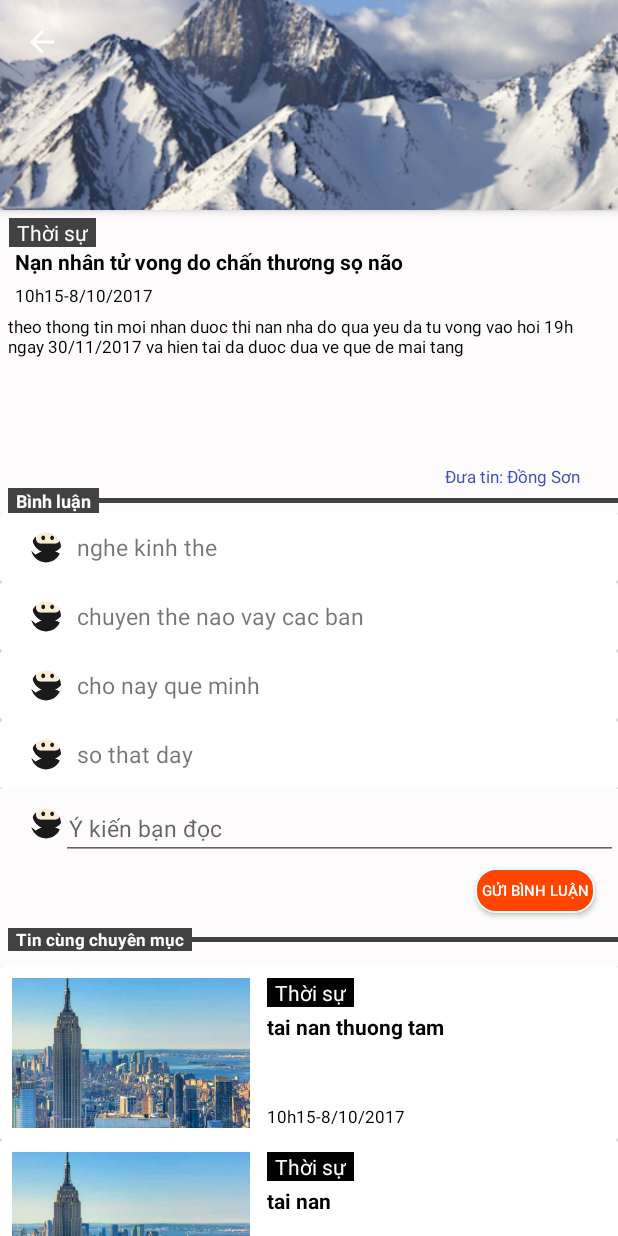
After one commit to hienhopham/Onews-NMCNPM, an Android app: the ArticleContentActivity screen opened directly, with no data from a screen before it, on a phone screen of 412 x 824 dp. The commit adds this screen. Run offline under Robolectric (Android 15) with nearby library versions, the phone set to English and light mode, and no system bars; our stand-ins replace CircleImageView.

Commit message:
add article content activity, comment adapter, articel apdapter and item layout comment

```diff
--- a/Onews-mobile-android/Onews/app/src/main/AndroidManifest.xml
+++ b/Onews-mobile-android/Onews/app/src/main/AndroidManifest.xml
@@ -24,6 +24,8 @@
         <activity android:name=".view.RegisterActivity" />
         <activity android:name=".view.EditPasswordActivity" />
         <activity android:name=".view.InfoUserActivity" />
+        <activity android:name=".view.ArticleContentActivity" />
+
     </application>
 
 </manifest>
--- /dev/null
+++ b/Onews-mobile-android/Onews/app/src/main/java/com/example/dongson/onews/Adapters/ArticleCommentAdapter.java
@@ -0,0 +1,70 @@
+package com.example.dongson.onews.Adapters;
+
+
+import android.support.v7.widget.RecyclerView;
+import android.view.LayoutInflater;
+import android.view.View;
+import android.view.ViewGroup;
+import android.widget.ImageView;
+import android.widget.TextView;
+
+import com.example.dongson.onews.Models.Comments;
+import com.example.dongson.onews.Models.OnItemClickListener;
+import com.example.dongson.onews.R;
+
+import java.util.List;
+
+public class ArticleCommentAdapter extends RecyclerView.Adapter<ArticleCommentAdapter.CommentViewHolder> {
+    private List<Comments> commentList;
+    private OnItemClickListener listener;
+
+    public ArticleCommentAdapter(List<Comments> commentList, OnItemClickListener listener) {
+        this.commentList = commentList;
+        this.listener = listener;
+
+    }
+
+    @Override
+    public CommentViewHolder onCreateViewHolder(ViewGroup parent, int viewType) {
+        View itemView = LayoutInflater.from(parent.getContext())
+                .inflate(R.layout.article_comment, parent, false);
+
+        return new CommentViewHolder(itemView);
+    }
+
+    @Override
+    public void onBindViewHolder(CommentViewHolder holder, int position) {
+        Comments object = commentList.get(position);
+        if (object != null) {
+            holder.bind(object, listener);
+        }
+
+
+    }
+
+    @Override
+    public int getItemCount() {
+        return 4;
+    }
+
+    public static class CommentViewHolder extends RecyclerView.ViewHolder {
+        private TextView content_comment;
+        private ImageView img_profile_comment;
+
+        public CommentViewHolder(View itemView) {
+            super(itemView);
+            content_comment = (TextView) itemView.findViewById(R.id.tv_content_comment);
+            img_profile_comment = (ImageView) itemView.findViewById(R.id.img_profile_comment);
+        }
+
+        public void bind(final Comments item, final OnItemClickListener listener) {
+            content_comment.setText(item.getContent());
+            itemView.setOnClickListener(new View.OnClickListener() {
+                @Override
+                public void onClick(View v) {
+                }
+            });
+        }
+
+    }
+}
--- /dev/null
+++ b/Onews-mobile-android/Onews/app/src/main/java/com/example/dongson/onews/Adapters/ArticleTwoAdapter.java
@@ -0,0 +1,75 @@
+package com.example.dongson.onews.Adapters;
+
+import android.support.v7.widget.RecyclerView;
+import android.view.LayoutInflater;
+import android.view.View;
+import android.view.ViewGroup;
+import android.widget.ImageView;
+import android.widget.TextView;
+
+import com.example.dongson.onews.Models.Articles;
+import com.example.dongson.onews.Models.OnItemClickListener;
+import com.example.dongson.onews.R;
+
+import java.util.List;
+
+/**
+ * Created by Trang Rua on 20-Nov-17.
+ */
+
+public class ArticleTwoAdapter extends RecyclerView.Adapter<ArticleTwoAdapter.ArticleTypeTwoViewHolder> {
+    private List<Articles> articleList;
+    private OnItemClickListener listener;
+
+    public ArticleTwoAdapter(List<Articles> articleList, OnItemClickListener listener) {
+        this.articleList = articleList;
+        this.listener = listener;
+
+    }
+
+    @Override
+    public ArticleTypeTwoViewHolder onCreateViewHolder(ViewGroup parent, int viewType) {
+        View itemView = LayoutInflater.from(parent.getContext())
+                .inflate(R.layout.article_type_two, parent, false);
+
+        return new ArticleTypeTwoViewHolder(itemView);
+    }
+
+    @Override
+    public void onBindViewHolder(ArticleTypeTwoViewHolder holder, int position) {
+        Articles object = articleList.get(position);
+        if (object != null) {
+            holder.bind(object, listener);
+        }
+
+
+    }
+
+    @Override
+    public int getItemCount() {
+        return 4;
+    }
+
+    public static class ArticleTypeTwoViewHolder extends RecyclerView.ViewHolder {
+        private TextView title;
+        private TextView created_time;
+        private ImageView img_article;
+
+        public ArticleTypeTwoViewHolder(View itemView) {
+            super(itemView);
+            title = (TextView) itemView.findViewById(R.id.tv_title_type_two);
+            created_time = (TextView) itemView.findViewById(R.id.tv_created_time_type_two);
+            img_article = (ImageView) itemView.findViewById(R.id.img_article_type_two);
+        }
+
+        public void bind(final Articles item, final OnItemClickListener listener) {
+            title.setText(item.getTitle());
+            itemView.setOnClickListener(new View.OnClickListener() {
+                @Override
+                public void onClick(View v) {listener.onItemClick(item);}
+
+            });
+        }
+
+    }
+}
--- a/Onews-mobile-android/Onews/app/src/main/java/com/example/dongson/onews/Models/CreateData.java
+++ b/Onews-mobile-android/Onews/app/src/main/java/com/example/dongson/onews/Models/CreateData.java
@@ -24,4 +24,18 @@ public final class CreateData {
         return list;
     }
 
+    public static List<Comments> getCommentData() {
+        List<Comments> list = new ArrayList<>();
+
+        list.add(new Comments("1", "1", "nghe kinh the", "20/11/2017", "no"));
+        list.add(new Comments("1", "1", "chuyen the nao vay cac ban", "20/11/2017", "no"));
+        list.add(new Comments("1", "1", "cho nay que minh", "20/11/2017", "no"));
+        list.add(new Comments("1", "1", "so that day", "20/11/2017", "no"));
+        list.add(new Comments("1", "1", "eo!!", "20/11/2017", "no"));
+        list.add(new Comments("1", "1", "nghe kinh the", "20/11/2017", "no"));
+
+        return list;
+
+
+    }
 }
--- /dev/null
+++ b/Onews-mobile-android/Onews/app/src/main/java/com/example/dongson/onews/view/ArticleContentActivity.java
@@ -0,0 +1,55 @@
+package com.example.dongson.onews.view;
+
+import android.os.Bundle;
+import android.support.v7.app.AppCompatActivity;
+import android.support.v7.widget.DefaultItemAnimator;
+import android.support.v7.widget.LinearLayoutManager;
+import android.support.v7.widget.RecyclerView;
+import android.support.v7.widget.Toolbar;
+import android.widget.Toast;
+
+import com.example.dongson.onews.Adapters.ArticleCommentAdapter;
+import com.example.dongson.onews.Adapters.ArticleTwoAdapter;
+import com.example.dongson.onews.Adapters.DifferentRowAdapter;
+import com.example.dongson.onews.Models.Articles;
+import com.example.dongson.onews.Models.CreateData;
+import com.example.dongson.onews.Models.OnItemClickListener;
+import com.example.dongson.onews.R;
+
+public class ArticleContentActivity extends AppCompatActivity {
+
+    @Override
+    protected void onCreate(Bundle savedInstanceState) {
+        super.onCreate(savedInstanceState);
+        setContentView(R.layout.activity_article_content);
+        Toolbar toolbar = (Toolbar) findViewById(R.id.toolbar);
+        setSupportActionBar(toolbar);
+        getSupportActionBar().setDisplayHomeAsUpEnabled(true);
+        getSupportActionBar().setDisplayShowTitleEnabled(false);
+
+        RecyclerView mRecyclerView = (RecyclerView)findViewById(R.id.recycler_View_article_content);
+        mRecyclerView.setLayoutManager(new LinearLayoutManager(ArticleContentActivity.this));
+        mRecyclerView.setItemAnimator(new DefaultItemAnimator());
+        mRecyclerView.setAdapter(new ArticleTwoAdapter(CreateData.getData(), new OnItemClickListener() {
+            @Override public void onItemClick(Articles item) {
+                Toast.makeText(ArticleContentActivity.this, "Item Clicked", Toast.LENGTH_LONG).show();
+            }
+        }));
+
+        RecyclerView CommentRecyclerView = (RecyclerView)findViewById(R.id.recycler_View_Comment_content);
+        CommentRecyclerView.setLayoutManager(new LinearLayoutManager(ArticleContentActivity.this));
+        CommentRecyclerView.setItemAnimator(new DefaultItemAnimator());
+        CommentRecyclerView.setAdapter(new ArticleCommentAdapter(CreateData.getCommentData(), new OnItemClickListener() {
+            @Override public void onItemClick(Articles item) {
+                Toast.makeText(ArticleContentActivity.this, "Item Clicked", Toast.LENGTH_LONG).show();
+            }
+        }));
+    }
+
+    @Override
+    public boolean onSupportNavigateUp() {
+        onBackPressed();
+        overridePendingTransition(0, 0);
+        return true;
+    }
+}
--- /dev/null
+++ b/Onews-mobile-android/Onews/app/src/main/res/layout/activity_article_content.xml
@@ -0,0 +1,247 @@
+<?xml version="1.0" encoding="utf-8"?>
+<android.support.design.widget.CoordinatorLayout xmlns:android="http://schemas.android.com/apk/res/android"
+    xmlns:app="http://schemas.android.com/apk/res-auto"
+    xmlns:tools="http://schemas.android.com/tools"
+    android:layout_width="match_parent"
+    android:layout_height="match_parent"
+    tools:context="com.example.dongson.onews.view.ArticleContentActivity">
+
+    <android.support.design.widget.AppBarLayout
+        android:id="@+id/app_bar"
+        android:layout_width="match_parent"
+        android:layout_height="wrap_content"
+        android:theme="@style/ThemeOverlay.AppCompat.Dark.ActionBar">
+
+
+        <android.support.design.widget.CollapsingToolbarLayout
+            android:id="@+id/collapsing_toolbar"
+            android:layout_width="match_parent"
+            android:layout_height="match_parent"
+            android:fitsSystemWindows="true"
+            app:contentScrim="?attr/colorPrimary"
+            app:expandedTitleMarginEnd="64dp"
+            app:expandedTitleMarginStart="48dp"
+            app:layout_scrollFlags="scroll|enterAlways">
+
+            <ImageView
+                android:id="@+id/img_toolbar"
+                android:layout_width="match_parent"
+                android:layout_height="140dp"
+                android:layout_gravity="center"
+                android:scaleType="centerCrop"
+                android:src="@drawable/snow"
+                app:layout_collapseMode="parallax" />
+
+            <android.support.v7.widget.Toolbar
+                android:id="@+id/toolbar"
+                android:layout_width="match_parent"
+                android:layout_height="?attr/actionBarSize"
+                android:background="@color/transparent"
+                app:popupTheme="@style/AppTheme.PopupOverlay">
+
+            </android.support.v7.widget.Toolbar>
+
+        </android.support.design.widget.CollapsingToolbarLayout>
+    </android.support.design.widget.AppBarLayout>
+
+    <android.support.v4.widget.NestedScrollView xmlns:android="http://schemas.android.com/apk/res/android"
+        android:layout_width="match_parent"
+        android:layout_height="wrap_content"
+        android:layout_below="@+id/app_bar"
+        app:layout_behavior="@string/appbar_scrolling_view_behavior">
+
+        <LinearLayout
+            android:id="@+id/content"
+            android:layout_width="match_parent"
+            android:layout_height="wrap_content"
+            android:layout_below="@+id/appbar"
+            android:orientation="vertical"
+            android:background="@color/white"
+            app:layout_behavior="@string/appbar_scrolling_view_behavior">
+
+            <TextView
+                android:id="@+id/tv_title_article"
+                android:layout_width="wrap_content"
+                android:layout_height="wrap_content"
+                android:layout_marginLeft="6dp"
+                android:layout_marginTop="5dp"
+                android:background="@color/cardview_dark_background"
+                android:paddingLeft="5dp"
+                android:paddingRight="5dp"
+                android:text="Thời sự"
+                android:textColor="@color/white" />
+
+            <TextView
+                android:id="@+id/tv_title_type_one"
+                android:layout_width="match_parent"
+                android:layout_height="wrap_content"
+                android:ellipsize="end"
+                android:maxLines="1"
+                android:paddingLeft="10dp"
+                android:text="Nạn nhân tử vong do chấn thương sọ não"
+                android:textColor="#030303"
+                android:textStyle="bold" />
+
+            <TextView
+                android:id="@+id/tv_created_time_type_one"
+                android:layout_width="match_parent"
+                android:layout_height="wrap_content"
+                android:layout_marginTop="5dp"
+                android:paddingLeft="10dp"
+                android:text="10h15-8/10/2017"
+                android:textColor="#030303"
+                android:textSize="11dp" />
+
+            <RelativeLayout
+                android:layout_width="match_parent"
+                android:layout_height="100dp"
+                android:paddingLeft="5dp">
+
+                <TextView
+                    android:id="@+id/tv_content"
+                    android:layout_width="match_parent"
+                    android:layout_height="wrap_content"
+                    android:layout_marginRight="10dp"
+                    android:layout_marginTop="5dp"
+                    android:gravity="left"
+                    android:paddingRight="10dp"
+                    android:text="theo thong tin moi nhan duoc thi nan nha do qua yeu da tu vong vao hoi 19h ngay 30/11/2017 va hien tai da duoc dua ve que de mai tang"
+                    android:textColor="#030303"
+                    android:textSize="11dp" />
+
+            </RelativeLayout>
+
+            <TextView
+                android:id="@+id/tv_author"
+                android:layout_width="match_parent"
+                android:layout_height="wrap_content"
+                android:layout_marginRight="10dp"
+                android:layout_marginTop="5dp"
+                android:gravity="right"
+                android:paddingRight="15dp"
+                android:text="Đưa tin: Đồng Sơn"
+                android:textColor="@color/colorPrimary"
+                android:textSize="11dp" />
+            <RelativeLayout
+                android:layout_width="match_parent"
+                android:layout_height="wrap_content">
+
+                <TextView
+                    android:id="@+id/tv_comment"
+                    android:layout_width="wrap_content"
+                    android:layout_height="wrap_content"
+                    android:layout_marginLeft="5dp"
+                    android:gravity="left"
+                    android:text="Bình luận"
+                    android:textColor="@color/white"
+                    android:background="@color/cardview_dark_background"
+                    android:paddingLeft="5dp"
+                    android:paddingRight="5dp"
+                    android:textSize="12dp"
+                    android:textStyle="bold" />
+
+                <View
+
+                    android:layout_toRightOf="@+id/tv_comment"
+                    android:layout_width="match_parent"
+                    android:layout_centerInParent="true"
+                    android:layout_height="3dp"
+                    android:background="@color/cardview_dark_background">
+
+                </View>
+
+            </RelativeLayout>
+
+
+
+            <android.support.v7.widget.RecyclerView
+                android:id="@+id/recycler_View_Comment_content"
+                android:layout_width="match_parent"
+                android:layout_height="wrap_content"
+                app:layout_behavior="@string/appbar_scrolling_view_behavior" />
+
+            <RelativeLayout
+                android:layout_width="match_parent"
+                android:layout_height="wrap_content"
+                android:layout_marginTop="5dp">
+
+                <de.hdodenhof.circleimageview.CircleImageView xmlns:app="http://schemas.android.com/apk/res-auto"
+                    android:id="@+id/profile_image_content"
+                    android:layout_width="35dp"
+                    android:layout_height="35dp"
+                    android:layout_marginLeft="5dp"
+                    android:paddingLeft="15dp"
+                    android:src="@drawable/if_ninja_479478"
+                    app:border_color="@color/cardview_dark_background"
+                    app:border_width="2dp" />
+
+                <EditText
+                    android:layout_width="match_parent"
+                    android:layout_height="wrap_content"
+                    android:layout_centerInParent="true"
+                    android:layout_toRightOf="@+id/profile_image_content"
+                    android:hint="Ý kiến bạn đọc"
+                    android:inputType="text"
+                    android:paddingLeft="5dp"
+                    android:paddingRight="15dp"
+                    android:textSize="15dp" />
+
+
+            </RelativeLayout>
+
+            <Button
+                android:id="@+id/bt_commentpost"
+                android:layout_width="80dp"
+                android:layout_height="30dp"
+                android:layout_gravity="right"
+                android:layout_marginRight="15dp"
+                android:layout_marginTop="5dp"
+                android:background="@drawable/selector_1"
+                android:text="Gửi bình luận"
+                android:textColor="#FFFFFF"
+                android:textSize="10dp" />
+
+
+            <RelativeLayout
+                android:layout_marginTop="10dp"
+                android:layout_width="match_parent"
+                android:layout_height="wrap_content">
+
+                <TextView
+                    android:id="@+id/tv_article"
+                    android:layout_width="wrap_content"
+                    android:layout_height="wrap_content"
+                    android:layout_marginLeft="5dp"
+                    android:gravity="left"
+                    android:text="Tin cùng chuyên mục"
+                    android:background="@color/cardview_dark_background"
+                    android:paddingLeft="5dp"
+                    android:paddingRight="5dp"
+                    android:textColor="@color/white"
+                    android:textSize="11dp"
+                    android:textStyle="bold" />
+
+                <View
+
+                    android:layout_toRightOf="@+id/tv_article"
+                    android:layout_width="match_parent"
+                    android:layout_centerInParent="true"
+                    android:layout_height="3dp"
+                    android:background="@color/cardview_dark_background">
+
+                </View>
+
+            </RelativeLayout>
+
+            <android.support.v7.widget.RecyclerView
+                android:id="@+id/recycler_View_article_content"
+                android:layout_width="match_parent"
+                android:layout_height="wrap_content"
+                android:layout_marginTop="10dp"
+                app:layout_behavior="@string/appbar_scrolling_view_behavior" />
+
+        </LinearLayout>
+
+    </android.support.v4.widget.NestedScrollView>
+
+</android.support.design.widget.CoordinatorLayout>
--- a/Onews-mobile-android/Onews/app/src/main/res/layout/app_bar_main.xml
+++ b/Onews-mobile-android/Onews/app/src/main/res/layout/app_bar_main.xml
@@ -56,4 +56,5 @@
             app:tabMode="scrollable" />
     </android.support.v4.view.ViewPager>
 
+
 </android.support.design.widget.CoordinatorLayout>
--- /dev/null
+++ b/Onews-mobile-android/Onews/app/src/main/res/layout/article_comment.xml
@@ -0,0 +1,37 @@
+<android.support.v7.widget.CardView xmlns:android="http://schemas.android.com/apk/res/android"
+    xmlns:card_view="http://schemas.android.com/apk/res-auto"
+    android:id="@+id/card_view"
+    android:layout_width="match_parent"
+    android:layout_height="wrap_content"
+    card_view:cardElevation="10dp">
+
+    <RelativeLayout
+        android:layout_marginTop="5dp"
+        android:layout_marginBottom="5dp"
+        android:layout_width="match_parent"
+        android:layout_height="wrap_content">
+        <de.hdodenhof.circleimageview.CircleImageView xmlns:app="http://schemas.android.com/apk/res-auto"
+            android:id="@+id/img_profile_comment"
+            android:layout_width="35dp"
+            android:layout_height="35dp"
+            android:layout_marginLeft="5dp"
+            android:paddingLeft="15dp"
+            android:src="@drawable/if_ninja_479478"
+            app:border_color="@color/cardview_dark_background"
+            app:border_width="2dp" />
+
+        <TextView
+            android:id="@+id/tv_content_comment"
+            android:layout_marginLeft="5dp"
+            android:layout_width="match_parent"
+            android:layout_height="wrap_content"
+            android:layout_centerInParent="true"
+            android:layout_toRightOf="@+id/img_profile_comment"
+            android:inputType="text"
+            android:paddingLeft="5dp"
+            android:paddingRight="15dp"
+            android:textSize="15dp" />
+
+    </RelativeLayout>
+
+</android.support.v7.widget.CardView>
--- a/Onews-mobile-android/Onews/app/src/main/res/values/strings.xml
+++ b/Onews-mobile-android/Onews/app/src/main/res/values/strings.xml
@@ -5,6 +5,13 @@
     <string name="navigation_drawer_close">Close navigation drawer</string>
 
     <string name="action_settings">Settings</string>
+    <string name="content">  Như thời gian trên, theo thông tin ban đầu của người dân có mặt tại hiện trường cho biết,
+    một người điều khiển ô tô nghi là say rượu đã mất lái tông đổ cây và 2 xe máy đang đỗ trên vỉa hè.
+    Như thời gian trên, theo thông tin ban đầu của người dân có mặt tại hiện trường cho biết,
+        một người điều khiển ô tô nghi là say rượu đã mất lái tông đổ cây và 2 xe máy đang đỗ trên vỉa hè.
+    Hiện trường vụ tai nạn. Nguồn Tien Lam/ Otofun
+    Ngay sau đó, tài xế lùi xe trốn khỏi hiện trường. Rất may, tại thời điểm đó trên vỉa hè không có người</string>
+    <string name="author">Đưa tin: Đồng Sơn</string>
 
     <!-- TODO: Remove or change this placeholder text -->
     <string name="hello_blank_fragment">Hello blank fragment</string>
```
Also changed, not shown: Onews-mobile-android/Onews/app/src/main/java/com/example/dongson/onews/Models/OnItemClickListener.java (line endings or trailing spaces).
